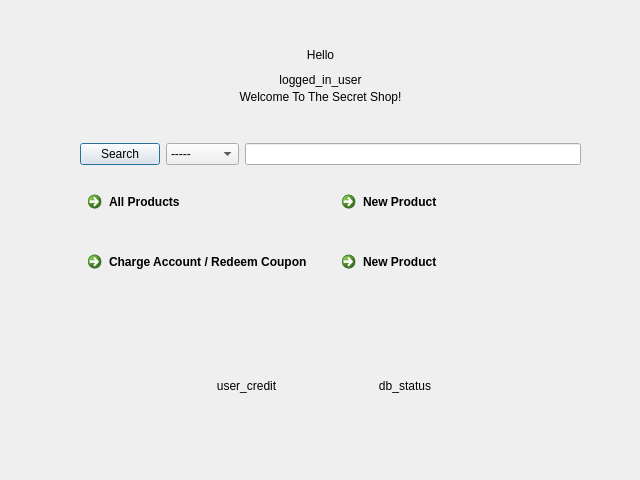
The window that index.ui (mmoallemi99/AP-Final-Project) describes before a commit, drawn with Qt 5.
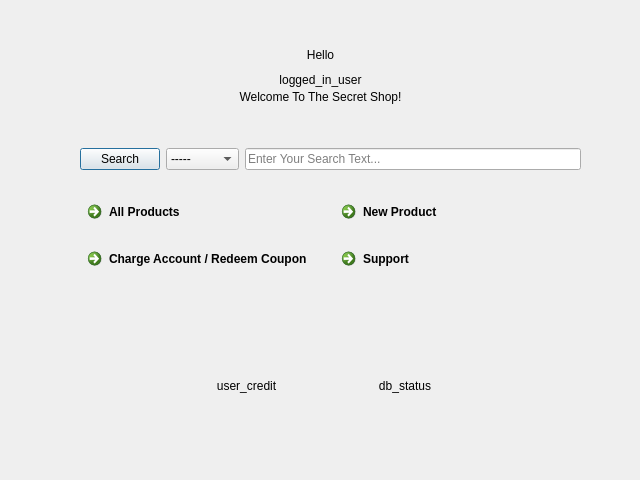
The same window after the commit.

```diff
--- a/index.ui
+++ b/index.ui
@@ -57,13 +57,17 @@
        </widget>
       </item>
       <item>
-       <widget class="QLineEdit" name="search_input"/>
+       <widget class="QLineEdit" name="search_input">
+        <property name="placeholderText">
+         <string>Enter Your Search Text...</string>
+        </property>
+       </widget>
       </item>
      </layout>
     </item>
     <item>
-     <layout class="QHBoxLayout" name="product_box">
-      <item>
+     <layout class="QGridLayout" name="gridLayout_4">
+      <item row="0" column="0">
        <widget class="QCommandLinkButton" name="all_products">
         <property name="sizePolicy">
          <sizepolicy hsizetype="Preferred" vsizetype="Fixed">
@@ -76,7 +80,33 @@
         </property>
        </widget>
       </item>
-      <item>
+      <item row="1" column="1">
+       <widget class="QCommandLinkButton" name="new_product_2">
+        <property name="sizePolicy">
+         <sizepolicy hsizetype="Preferred" vsizetype="Fixed">
+          <horstretch>0</horstretch>
+          <verstretch>0</verstretch>
+         </sizepolicy>
+        </property>
+        <property name="text">
+         <string>Support</string>
+        </property>
+       </widget>
+      </item>
+      <item row="1" column="0">
+       <widget class="QCommandLinkButton" name="credit_manager">
+        <property name="sizePolicy">
+         <sizepolicy hsizetype="Preferred" vsizetype="Fixed">
+          <horstretch>0</horstretch>
+          <verstretch>0</verstretch>
+         </sizepolicy>
+        </property>
+        <property name="text">
+         <string>Charge Account / Redeem Coupon</string>
+        </property>
+       </widget>
+      </item>
+      <item row="0" column="1">
        <widget class="QCommandLinkButton" name="new_product">
         <property name="sizePolicy">
          <sizepolicy hsizetype="Preferred" vsizetype="Fixed">
@@ -100,36 +130,6 @@
       </item>
      </layout>
     </item>
-    <item>
-     <layout class="QHBoxLayout" name="horizontalLayout_2">
-      <item>
-       <widget class="QCommandLinkButton" name="credit_manager">
-        <property name="sizePolicy">
-         <sizepolicy hsizetype="Preferred" vsizetype="Fixed">
-          <horstretch>0</horstretch>
-          <verstretch>0</verstretch>
-         </sizepolicy>
-        </property>
-        <property name="text">
-         <string>Charge Account / Redeem Coupon</string>
-        </property>
-       </widget>
-      </item>
-      <item>
-       <widget class="QCommandLinkButton" name="new_product_2">
-        <property name="sizePolicy">
-         <sizepolicy hsizetype="Preferred" vsizetype="Fixed">
-          <horstretch>0</horstretch>
-          <verstretch>0</verstretch>
-         </sizepolicy>
-        </property>
-        <property name="text">
-         <string>New Product</string>
-        </property>
-       </widget>
-      </item>
-     </layout>
-    </item>
    </layout>
   </widget>
   <widget class="QWidget" name="horizontalLayoutWidget_4">
```
